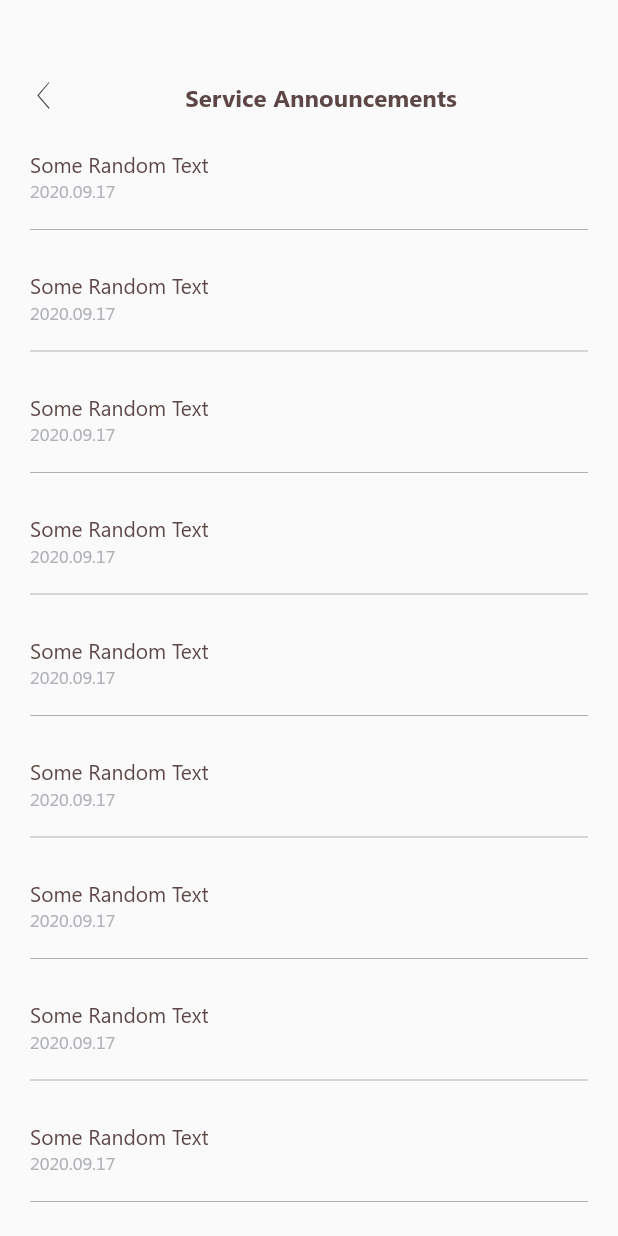
After one commit to iamvivekkaushik/Diwan, a Flutter app: the ServiceAnnouncementScreen screen opened by its route, on a phone screen of 412 x 824 dp. The commit adds this screen. Run offline on Flutter 3.47's test engine with Material 2 defaults, Android fonts, the phone set to English and light mode, and no system bars.

Commit message:
Created Announcement Screen

```diff
--- a/lib/main.dart
+++ b/lib/main.dart
@@ -1,6 +1,9 @@
 import 'package:diwan/config/config.dart';
 import 'package:diwan/route_generator.dart';
+import 'package:diwan/screens/announcement_screen.dart';
+import 'package:diwan/screens/create_post_screen.dart';
 import 'package:diwan/screens/post_translation.dart';
+import 'package:diwan/screens/welcome_page.dart';
 import 'package:flutter/material.dart';
 import 'package:flutter_localizations/flutter_localizations.dart';
 
@@ -34,7 +37,7 @@ class MyApp extends StatelessWidget {
         // Current Device locale is not supported, fallback to english
         return supportedLocales.first;
       },
-      home: PostTranslationScreen(),
+      home: WelcomePage(),
       onGenerateRoute: RouteGenerator.generateRoute,
     );
   }
--- a/lib/res/colors.dart
+++ b/lib/res/colors.dart
@@ -13,6 +13,7 @@ class AppColors {
   static const Color textFieldBorder = Color(0xffDADCDF);
   static const Color textFieldHint = Color(0xffAEB1B7);
   static const Color settingCategoryTitle = Color(0xff888D95);
+  static const Color postContainerBackground = Color(0xffF5F7FA);
   static const Color progressBarBg = Color(0xffEBEBEB);
   static const Color termsBackground = Color(0xffECECEC);
   static const Color tickBackground = Color(0xffD8D8D8);
--- a/lib/res/style.dart
+++ b/lib/res/style.dart
@@ -14,6 +14,12 @@ final TextStyle appBarTextStyle = TextStyle(
     fontFamily: 'Segoe',
     fontWeight: FontWeight.w700,
     color: AppColors.heading);
+
+final TextStyle announcementAppBarStyle = TextStyle(
+    fontSize: 16,
+    fontFamily: 'Segoe',
+    fontWeight: FontWeight.w700,
+    color: AppColors.announcementColor);
 
 final TextStyle appBarRegTextStyle = TextStyle(
     fontSize: 16,
--- a/lib/route_generator.dart
+++ b/lib/route_generator.dart
@@ -1,9 +1,16 @@
+import 'package:diwan/screens/account_screen.dart';
+import 'package:diwan/screens/announcement_screen.dart';
+import 'package:diwan/screens/connect_account_screen.dart';
 import 'package:diwan/screens/country_selection_screen.dart';
+import 'package:diwan/screens/customer_care_screen.dart';
 import 'package:diwan/screens/diwan_screen.dart';
 import 'package:diwan/screens/email_verification_screen.dart';
 import 'package:diwan/screens/language_screen.dart';
 import 'package:diwan/screens/login_password_screen.dart';
 import 'package:diwan/screens/post_comment.dart';
+import 'package:diwan/screens/post_translation.dart';
+import 'package:diwan/screens/privacy_screen.dart';
+import 'package:diwan/screens/setting_screen.dart';
 import 'package:diwan/screens/signup_create_password.dart';
 import 'package:diwan/screens/login_email_screen.dart';
 import 'package:diwan/screens/signup_name_screen.dart';
@@ -23,6 +30,11 @@ class RouteGenerator {
         return MaterialPageRoute(builder: (_) => WelcomePage());
       case '/login/email':
         return MaterialPageRoute(builder: (_) => EmailLoginScreen());
+      case '/login/password':
+        return MaterialPageRoute(
+            builder: (_) => LoginPasswordScreen(
+                  email: args,
+                ));
       case '/signup/password':
         return MaterialPageRoute(builder: (_) => PasswordSignupScreen());
       case '/signup/name':
@@ -42,11 +54,20 @@ class RouteGenerator {
             builder: (_) => PostCommentScreen(
                   args,
                 ));
-      case '/login/password':
-        return MaterialPageRoute(
-            builder: (_) => LoginPasswordScreen(
-                  email: args,
-                ));
+      case '/privacy':
+        return MaterialPageRoute(builder: (_) => PrivacyScreen());
+      case '/account':
+        return MaterialPageRoute(builder: (_) => AccountScreen());
+      case '/settings':
+        return MaterialPageRoute(builder: (_) => SettingScreen());
+      case '/connectAccount':
+        return MaterialPageRoute(builder: (_) => ConnectAccountScreen());
+      case '/postTranslation':
+        return MaterialPageRoute(builder: (_) => PostTranslationScreen());
+      case '/customerCare':
+        return MaterialPageRoute(builder: (_) => CustomerCareScreen());
+      case '/serviceAnnouncement':
+        return MaterialPageRoute(builder: (_) => ServiceAnnouncementScreen());
       default:
         // If there is no such named route in the switch statement, e.g. /third
         return _errorRoute();
--- /dev/null
+++ b/lib/screens/announcement_screen.dart
@@ -0,0 +1,96 @@
+import 'package:diwan/helper/app_localization.dart';
+import 'package:diwan/helper/diwan_icons.dart';
+import 'package:diwan/res/colors.dart';
+import 'package:diwan/res/dimen.dart';
+import 'package:diwan/res/style.dart';
+import 'package:flutter/material.dart';
+
+class ServiceAnnouncementScreen extends StatefulWidget {
+  @override
+  _ServiceAnnouncementScreenState createState() =>
+      _ServiceAnnouncementScreenState();
+}
+
+class _ServiceAnnouncementScreenState extends State<ServiceAnnouncementScreen> {
+  @override
+  Widget build(BuildContext context) {
+    return Scaffold(
+      body: Column(
+        mainAxisAlignment: MainAxisAlignment.start,
+        crossAxisAlignment: CrossAxisAlignment.start,
+        children: <Widget>[
+          SizedBox(
+            height: Dimen.topMargin,
+          ),
+          Container(
+            height: 50,
+            child: Row(
+              mainAxisAlignment: MainAxisAlignment.start,
+              crossAxisAlignment: CrossAxisAlignment.start,
+              children: <Widget>[
+                Container(
+                  margin: EdgeInsets.symmetric(horizontal: 5),
+                  child: IconButton(
+                    icon: Icon(
+                      DiwanIcons.back,
+                      size: 18,
+                    ),
+                    color: AppColors.blackIcon,
+                    onPressed: () {
+                      // Go Back To previous Screen
+                      Navigator.of(context).pop();
+                    },
+                  ),
+                ),
+                Expanded(
+                  child: Center(
+                    child: Text(
+                      AppLocalization.of(context)
+                          .translate('service_announcements'),
+                      style: announcementAppBarStyle,
+                    ),
+                  ),
+                ),
+                Container(
+                  width: 42,
+                )
+              ],
+            ),
+          ),
+          Expanded(
+            child: ListView.builder(
+                itemCount: 10,
+                itemBuilder: (context, index) {
+                  return Container(
+                    width: MediaQuery.of(context).size.width,
+                    margin: EdgeInsets.symmetric(horizontal: 20, vertical: 10),
+                    child: Column(
+                      mainAxisAlignment: MainAxisAlignment.start,
+                      crossAxisAlignment: CrossAxisAlignment.start,
+                      children: <Widget>[
+                        Text(
+                          "Some Random Text",
+                          style: announcementTextStyle,
+                        ),
+
+                        Text(
+                          "2020.09.17",
+                          style: commentDateStyle,
+                        ),
+
+                        SizedBox(
+                          height: 10,
+                        ),
+                        Divider(
+                          color: AppColors.separator,
+                        )
+                      ],
+                    ),
+                  );
+                }),
+          ),
+        ],
+      ),
+    );
+  }
+}
--- a/lib/screens/diwan_screen.dart
+++ b/lib/screens/diwan_screen.dart
@@ -95,6 +95,7 @@ class _DiwanScreenState extends State<DiwanScreen> {
             child: InkWell(
               onTap: () {
                 // Go to Privacy screen
+                Navigator.of(context).pushNamed('/privacy');
               },
               child: Text(
                   AppLocalization.of(context).translate('privacy_policy') + " | " +
--- a/lib/screens/email_verification_screen.dart
+++ b/lib/screens/email_verification_screen.dart
@@ -89,13 +89,18 @@ class _EmailVerificationScreenState extends State<EmailVerificationScreen> {
                         SizedBox(
                           width: 10,
                         ),
-                        Text(
+                        InkWell(
+                          onTap: () {
+                            // ToDo: Resend Email
+                          },
+                          child: Text(
                             AppLocalization.of(context).translate('resend_email'),
                             style: TextStyle(
                               fontSize: 14,
                               fontWeight: FontWeight.w400,
                               fontFamily: 'Segoe',
                               color: Colors.black,
+                            ),
                           ),
                         )
                       ],
--- a/lib/screens/login_password_screen.dart
+++ b/lib/screens/login_password_screen.dart
@@ -163,6 +163,7 @@ class _LoginPasswordScreenState extends State<LoginPasswordScreen> {
               child: RaisedButton(
                 onPressed: () {
                   // ToDo: Check for login and go to home screen
+                  Navigator.of(context).pushNamed('/diwan');
                 },
                 color: AppColors.buttonBackground,
                 shape: RoundedRectangleBorder(
```
Also changed, not shown: lib/screens/account_screen.dart (renamed from lib/screens/dashboard_screen.dart, +4 -3 lines), lib/screens/create_post_screen.dart (added, +97 -0 lines), lib/screens/setting_screen.dart (+20 -7 lines), lib/screens/welcome_page.dart (+12 -5 lines). Lines whose indentation alone changed are shown as unchanged.
